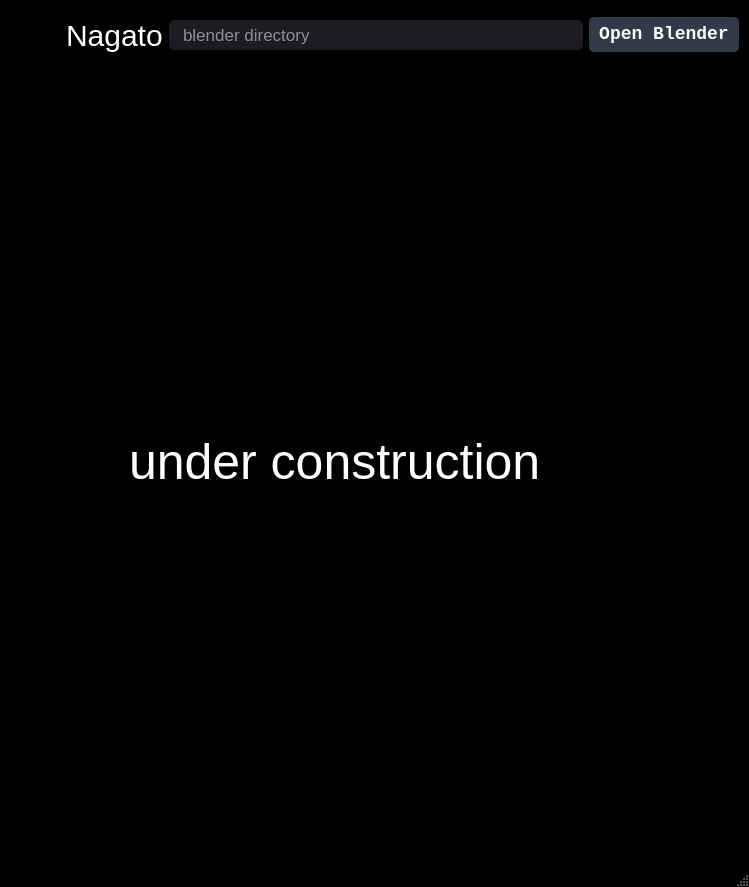
Qt form genesis.ui (Aderemi-Adesada/GENESIS) before a commit.
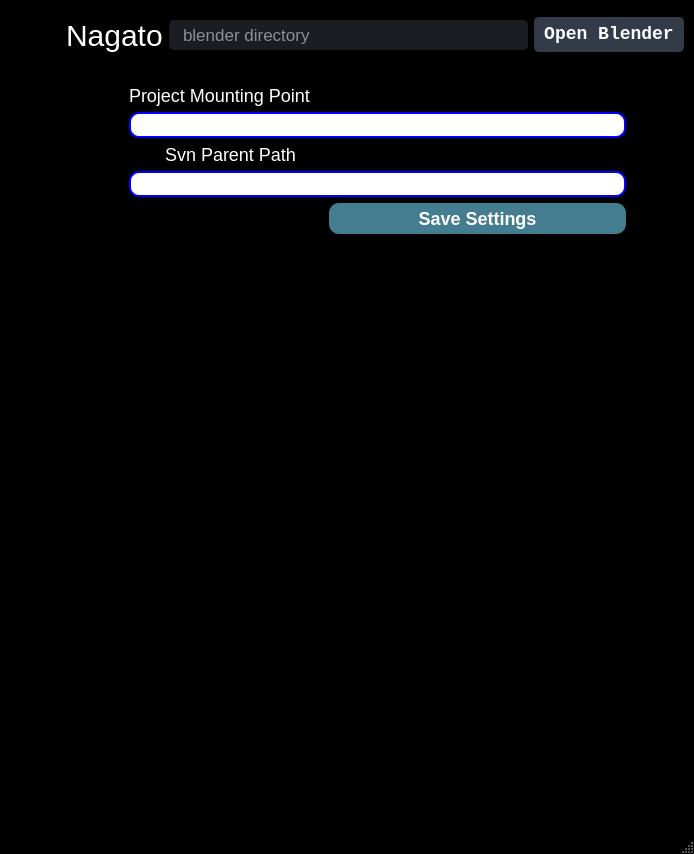
The same form after that commit. The open tabs and pages were chosen to show the change. Icons and pictures are not drawn.

```diff
--- a/genesis.ui
+++ b/genesis.ui
@@ -6,8 +6,8 @@
    <rect>
     <x>0</x>
     <y>0</y>
-    <width>749</width>
-    <height>887</height>
+    <width>694</width>
+    <height>854</height>
    </rect>
   </property>
   <property name="minimumSize">
@@ -35,6 +35,11 @@
 font-size:15px;
 }
 
+QLabel{
+color: white;
+font-size: 18px
+}
+
 #label_username{
 background-color:transparent;
 color: white;
@@ -196,6 +201,14 @@
 color: black;
 background-color:white;
 selection-background-color: rgb(26, 80, 119)
+}
+
+QLineEdit {
+    border: 2px solid blue;
+    border-radius: 10px;
+    padding: 0 8px;
+    background: white;
+    selection-background-color: darkgray;
 }</string>
   </property>
   <widget class="QWidget" name="centralwidget">
@@ -695,17 +708,84 @@
             <property name="frameShadow">
              <enum>QFrame::Raised</enum>
             </property>
-            <layout class="QGridLayout" name="gridLayout_4">
-             <item row="0" column="0">
-              <widget class="QLabel" name="label">
-               <property name="styleSheet">
-                <string notr="true">color:white;
-font-size:50px</string>
+            <layout class="QVBoxLayout" name="verticalLayout">
+             <item>
+              <layout class="QVBoxLayout" name="verticalLayout_2">
+               <item>
+                <widget class="QLabel" name="label_4">
+                 <property name="text">
+                  <string>Project Mounting Point</string>
+                 </property>
+                </widget>
+               </item>
+               <item>
+                <widget class="QLineEdit" name="lineEdit_2"/>
+               </item>
+              </layout>
+             </item>
+             <item>
+              <layout class="QVBoxLayout" name="verticalLayout_3">
+               <item>
+                <layout class="QHBoxLayout" name="horizontalLayout_5">
+                 <item>
+                  <widget class="QLabel" name="label">
+                   <property name="maximumSize">
+                    <size>
+                     <width>30</width>
+                     <height>16777215</height>
+                    </size>
+                   </property>
+                   <property name="text">
+                    <string/>
+                   </property>
+                   <property name="pixmap">
+                    <pixmap resource="resources.qrc">:/icons/icons/24x24/cil-home.png</pixmap>
+                   </property>
+                  </widget>
+                 </item>
+                 <item>
+                  <widget class="QLabel" name="label_5">
+                   <property name="text">
+                    <string>Svn Parent Path</string>
+                   </property>
+                  </widget>
+                 </item>
+                </layout>
+               </item>
+               <item>
+                <widget class="QLineEdit" name="lineEdit_3"/>
+               </item>
+              </layout>
+             </item>
+             <item>
+              <layout class="QHBoxLayout" name="horizontalLayout_6">
+               <property name="leftMargin">
+                <number>200</number>
                </property>
-               <property name="text">
-                <string>under construction</string>
+               <property name="topMargin">
+                <number>0</number>
                </property>
-              </widget>
+               <item>
+                <widget class="QPushButton" name="pushButton">
+                 <property name="text">
+                  <string>Save Settings</string>
+                 </property>
+                </widget>
+               </item>
+              </layout>
+             </item>
+             <item>
+              <spacer name="verticalSpacer_2">
+               <property name="orientation">
+                <enum>Qt::Vertical</enum>
+               </property>
+               <property name="sizeHint" stdset="0">
+                <size>
+                 <width>20</width>
+                 <height>40</height>
+                </size>
+               </property>
+              </spacer>
              </item>
             </layout>
            </widget>
```
Left out of the diff: 6 changed lines with no effect on the pictures.
